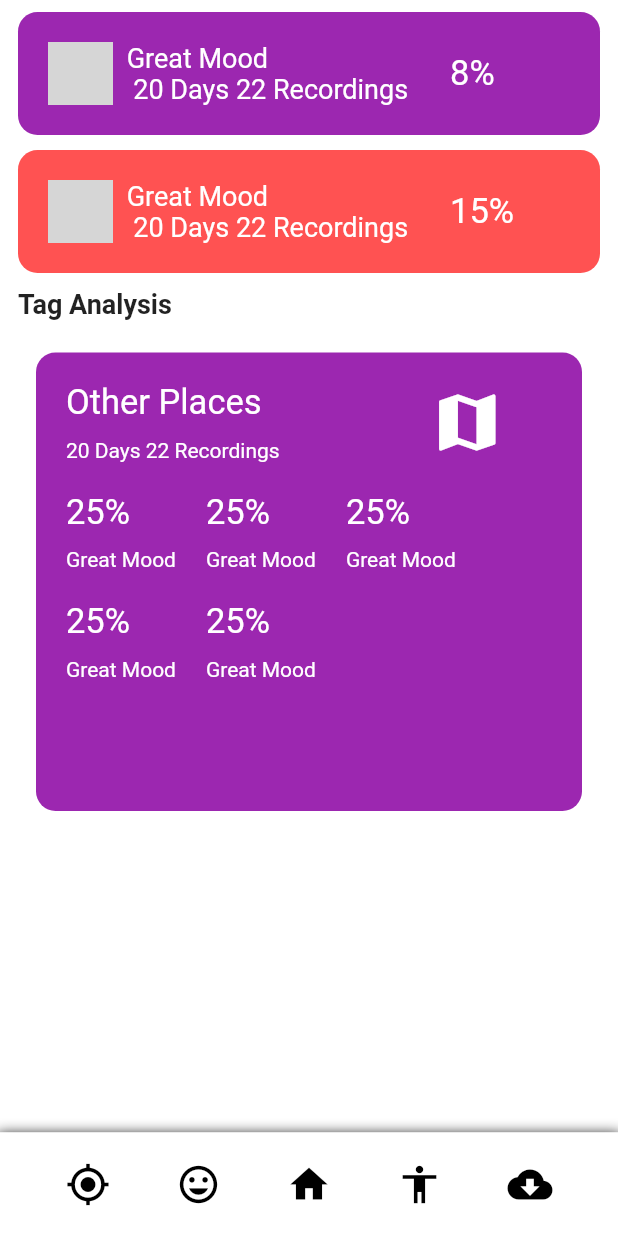
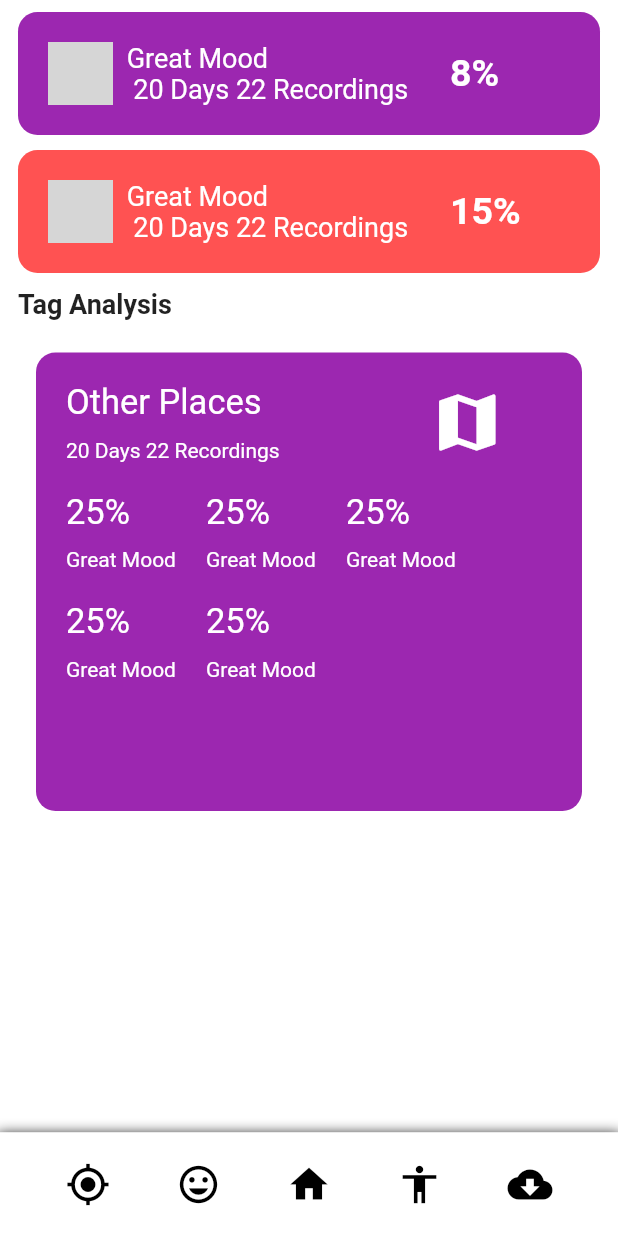
Before and after one commit to johnwanjema/Book_keepa, a Flutter app: the moodsStats screen opened directly, scrolled down 576 dp, on a phone screen of 412 x 824 dp. Run offline on Flutter 3.47's test engine with Material 2 defaults, Android fonts, the phone set to English and light mode, and no system bars; network calls fail; grey boxes are pictures that could not be loaded.

Commit message:
update text style for percentage

```diff
--- a/lib/widgets/moodsStats.dart
+++ b/lib/widgets/moodsStats.dart
@@ -50,7 +50,9 @@ class moodsCards extends StatelessWidget {
                     padding: const EdgeInsets.only(left: 23),
                     child: Text(
                       percantage.toString() + '%',
-                      style: TextStyle(color: Colors.white, fontSize: 23),
+                      style: TextStyle(color: Colors.white,
+                          fontWeight: FontWeight.bold,
+                          fontSize: 25),
                     ),
                   ),
                 ],
```
